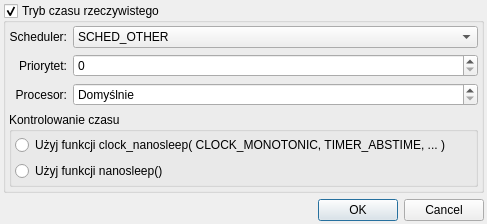
Old version of the form GUI/RTSettings.ui in the repository zaps166/DSPBlocks.
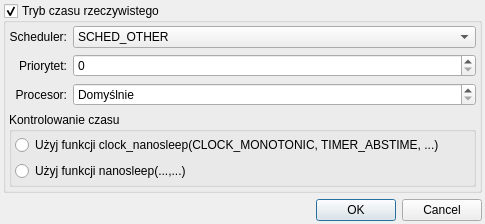
New version of the form.

Diff of the .ui file:
```diff
--- a/GUI/RTSettings.ui
+++ b/GUI/RTSettings.ui
@@ -6,8 +6,8 @@
    <rect>
     <x>0</x>
     <y>0</y>
-    <width>487</width>
-    <height>214</height>
+    <width>485</width>
+    <height>212</height>
    </rect>
   </property>
   <property name="windowTitle">
@@ -169,14 +169,14 @@
          <item row="1" column="0">
           <widget class="QRadioButton" name="nanosleepB">
            <property name="text">
-            <string>Użyj funkcji nanosleep()</string>
+            <string>Użyj funkcji nanosleep(...,...)</string>
            </property>
           </widget>
          </item>
          <item row="0" column="0">
           <widget class="QRadioButton" name="clockNanosleepB">
            <property name="text">
-            <string>Użyj funkcji clock_nanosleep( CLOCK_MONOTONIC, TIMER_ABSTIME, ... )</string>
+            <string>Użyj funkcji clock_nanosleep(CLOCK_MONOTONIC, TIMER_ABSTIME, ...)</string>
            </property>
           </widget>
          </item>
```
